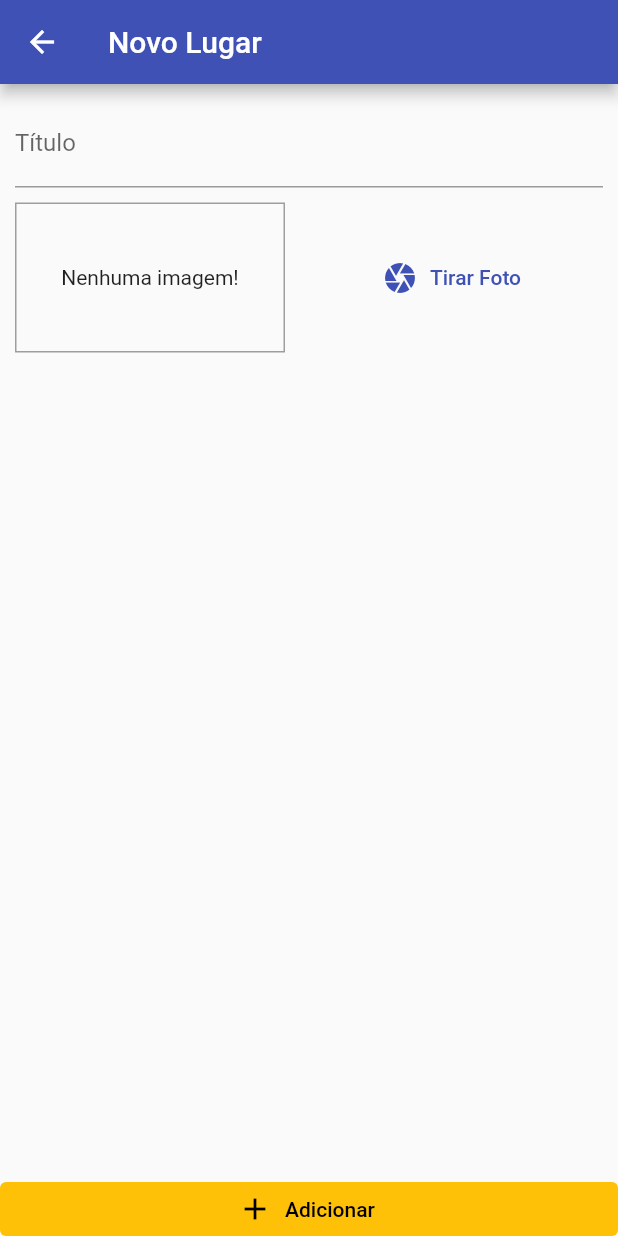
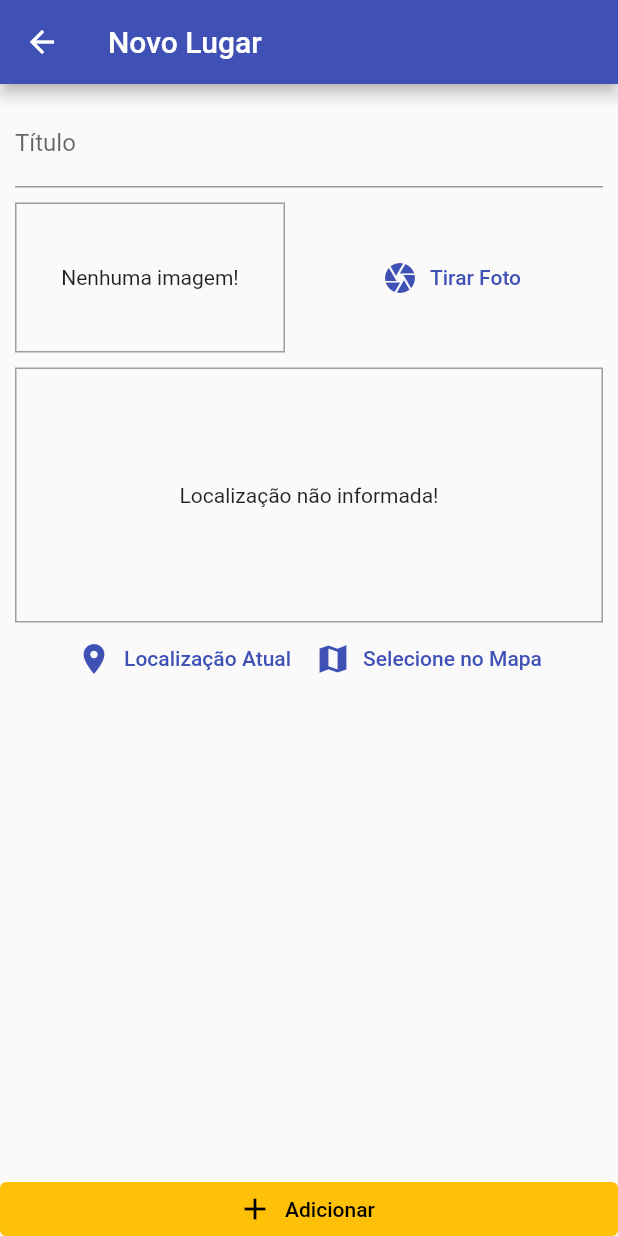
Before and after one commit to Gabrielhlc/travelog, a Flutter app: the PlaceFormScreen screen opened by its route, on a phone screen of 412 x 824 dp. Run offline on Flutter 3.47's test engine with Material 2 defaults, Android fonts, the light colour scheme and no system bars; our stand-ins replace image_picker, location, sqflite; accounts and stored records are empty.

Commit message:
add: widget locationInput

```diff
--- a/lib/screens/place_form_screen.dart
+++ b/lib/screens/place_form_screen.dart
@@ -2,6 +2,7 @@ import 'dart:io';
 
 import 'package:earth_places/providers/earth_places.dart';
 import 'package:earth_places/widgets/image_input.dart';
+import 'package:earth_places/widgets/location_input.dart';
 import 'package:flutter/material.dart';
 import 'package:provider/provider.dart';
 
@@ -57,6 +58,8 @@ class _PlaceFormScreenState extends State<PlaceFormScreen> {
                     ),
                     const SizedBox(height: 10),
                     ImageInput(this._selectImage),
+                    const SizedBox(height: 10),
+                    const LocationInput(),
                   ],
                 ),
               ),
--- /dev/null
+++ b/lib/widgets/location_input.dart
@@ -0,0 +1,67 @@
+import 'package:flutter/material.dart';
+import 'package:location/location.dart';
+
+class LocationInput extends StatefulWidget {
+  const LocationInput({super.key});
+
+  @override
+  State<LocationInput> createState() => _LocationInputState();
+}
+
+class _LocationInputState extends State<LocationInput> {
+  String? _previewImageUrl;
+
+  Future<void> _getCurrentUserLocation() async {
+    final locData = await Location().getLocation();
+
+    print(locData.latitude);
+    print(locData.longitude);
+  }
+
+  @override
+  Widget build(BuildContext context) {
+    return Column(
+      children: <Widget>[
+        Container(
+          height: 170,
+          width: double.infinity,
+          alignment: Alignment.center,
+          decoration: BoxDecoration(
+            border: Border.all(
+              width: 1,
+              color: Colors.grey,
+            ),
+          ),
+          child: _previewImageUrl == null
+              ? const Text('Localização não informada!')
+              : Image.network(
+                  _previewImageUrl!,
+                  fit: BoxFit.cover,
+                  width: double.infinity,
+                ),
+        ),
+        Row(
+          mainAxisAlignment: MainAxisAlignment.center,
+          children: <Widget>[
+            TextButton.icon(
+              onPressed: _getCurrentUserLocation,
+              icon: const Icon(Icons.location_on),
+              label: Text(
+                'Localização Atual',
+                style: TextStyle(color: Theme.of(context).colorScheme.primary),
+              ),
+            ),
+            TextButton.icon(
+              onPressed: () {},
+              icon: const Icon(Icons.map_sharp),
+              label: Text(
+                'Selecione no Mapa',
+                style: TextStyle(color: Theme.of(context).colorScheme.primary),
+              ),
+            ),
+          ],
+        )
+      ],
+    );
+  }
+}
--- a/pubspec.yaml
+++ b/pubspec.yaml
@@ -35,6 +35,7 @@ dependencies:
   path_provider: ^2.0.15
   path: 1.8.2
   sqflite: ^2.2.8+4
+  location: ^4.4.0
 
   # The following adds the Cupertino Icons font to your application.
   # Use with the CupertinoIcons class for iOS style icons.
```
Also changed, not shown: pubspec.lock, 1 other file.
